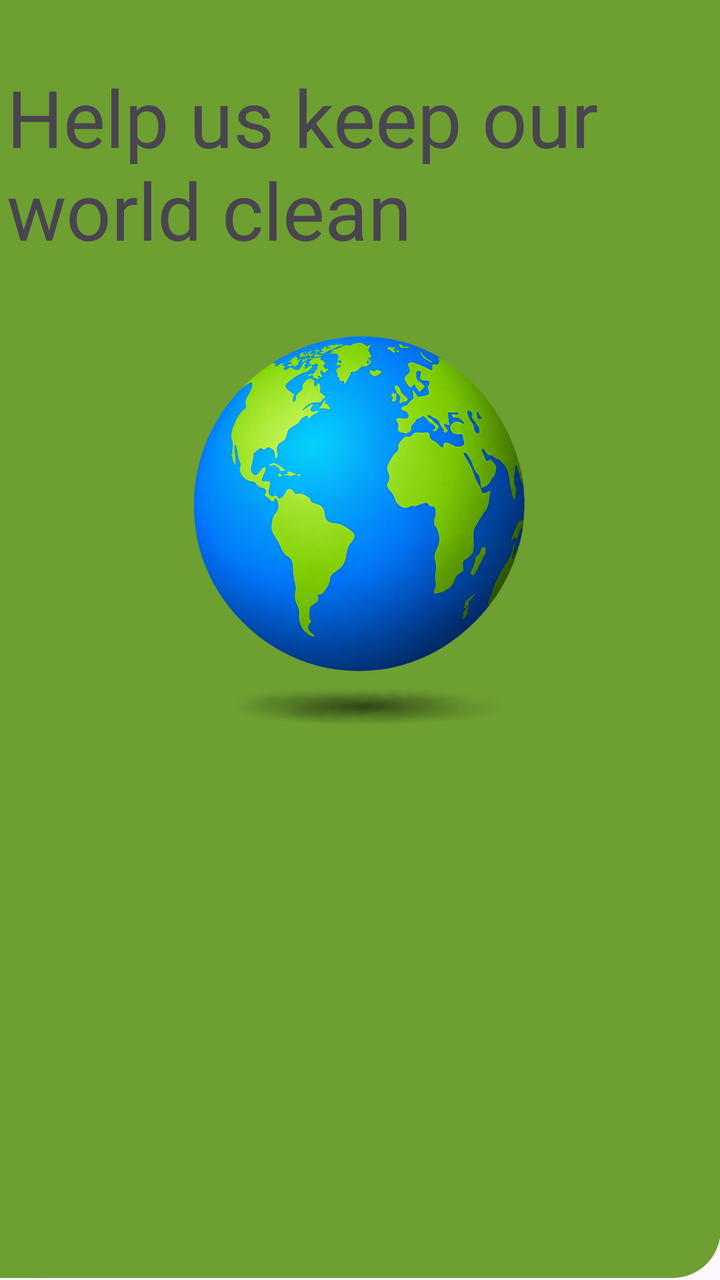
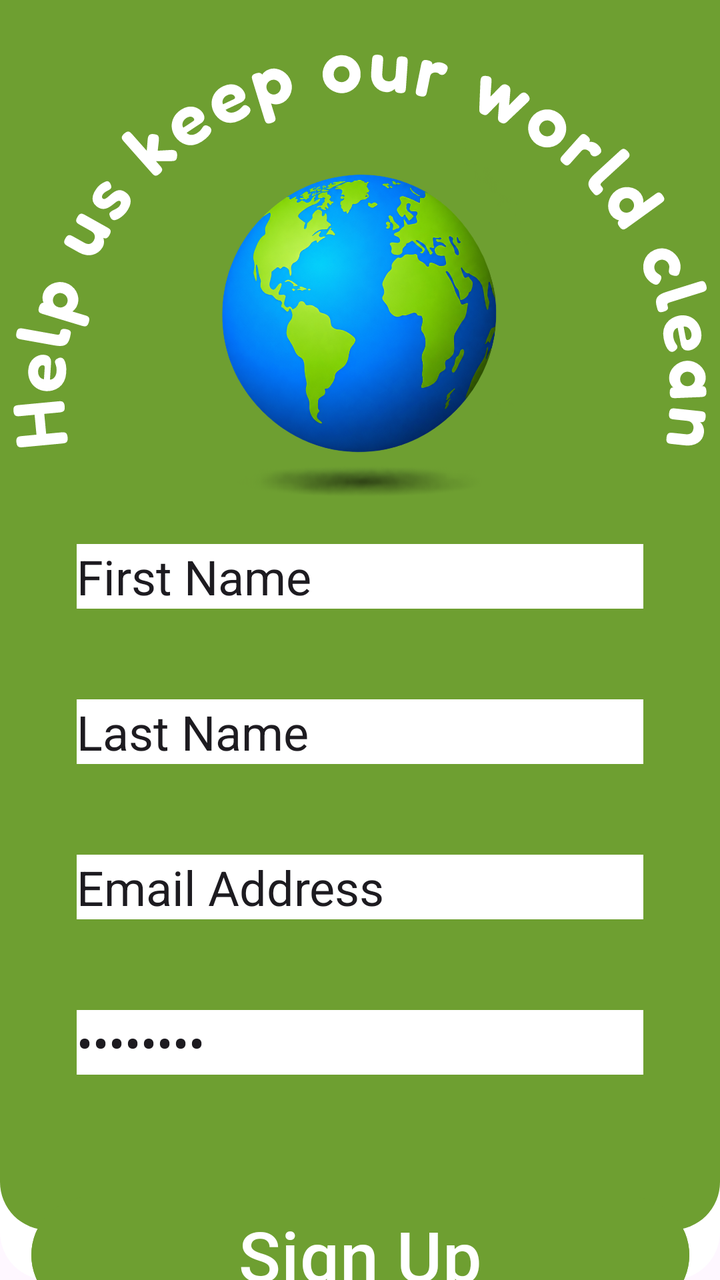

Screens rendered from an Android XML layout before and after an edit, with the pre-edit source and the edit as a unified diff.
<!-- AndroidManifest.xml: application theme Theme.MyApplication -->
<!-- res/layout/activity_register.xml -->
<?xml version="1.0" encoding="utf-8"?>
<androidx.constraintlayout.widget.ConstraintLayout xmlns:android="http://schemas.android.com/apk/res/android"
    xmlns:app="http://schemas.android.com/apk/res-auto"
    xmlns:tools="http://schemas.android.com/tools"
    android:id="@+id/main"
    android:background="@drawable/rounded_bg"
    android:layout_width="match_parent"
    android:layout_height="match_parent"
    tools:context=".RegisterActivity">

    <View
        android:id="@+id/GreenBackground"
        android:layout_width="409dp"
        android:layout_height="639dp"
        android:background="@drawable/rounded_bg_green"
        app:layout_constraintBottom_toBottomOf="parent"
        app:layout_constraintEnd_toEndOf="parent"
        app:layout_constraintHorizontal_bias="1.0"
        app:layout_constraintStart_toStartOf="parent"
        app:layout_constraintTop_toTopOf="parent"
        app:layout_constraintVertical_bias="0.0" />

    <TextView
        android:id="@+id/TopAppBar"
        android:layout_width="353dp"
        android:layout_height="109dp"
        android:layout_marginTop="32dp"
        android:layout_marginBottom="548dp"
        android:text="Help us keep our world clean"
        android:textSize="39.7sp"
        app:layout_constraintBottom_toBottomOf="@+id/whiteBackGround"
        app:layout_constraintEnd_toEndOf="parent"
        app:layout_constraintHorizontal_bias="0.497"
        app:layout_constraintStart_toStartOf="parent"
        app:layout_constraintTop_toTopOf="@+id/GreenBackground" />

    <ImageView
        android:id="@+id/recycleIcon"
        android:layout_width="262dp"
        android:layout_height="257dp"
        app:layout_constraintBottom_toBottomOf="parent"
        app:layout_constraintEnd_toEndOf="parent"
        app:layout_constraintHorizontal_bias="0.496"
        app:layout_constraintStart_toStartOf="parent"
        app:layout_constraintTop_toTopOf="parent"
        app:layout_constraintVertical_bias="0.35"
        app:srcCompat="@drawable/globe" />

</androidx.constraintlayout.widget.ConstraintLayout>
<!-- resources referenced by this layout -->
<resources>
  <!-- drawable globe: png bitmap (drawable, 728466 bytes) -->
  <!-- drawable rounded_bg (drawable) -->
  <?xml version="1.0" encoding="utf-8"?>
  <shape xmlns:android="http://schemas.android.com/apk/res/android"
      android:shape="rectangle">
  
      <solid android:color="@color/white" />
  
      <corners android:radius="24dp" />
  
  </shape>
  <!-- drawable rounded_bg_green (drawable) -->
  <?xml version="1.0" encoding="utf-8"?>
  <shape xmlns:android="http://schemas.android.com/apk/res/android"
      android:shape="rectangle">
  
      <solid android:color="@color/BackGroundGreen" />
  
      <corners android:bottomLeftRadius="24dp"
              android:bottomRightRadius="24dp" />
  
  </shape>
  <style name="Theme.MyApplication" parent="Theme.MaterialComponents.DayNight.NoActionBar" />
  <color name="white">#FFFFFFFF</color>
  <color name="BackGroundGreen">#6E9F31</color>
</resources>

<!-- the commit's change to res/layout/activity_register.xml (unified diff, before → after) -->
@@ -10,40 +10,110 @@
 
     <View
         android:id="@+id/GreenBackground"
-        android:layout_width="409dp"
-        android:layout_height="639dp"
+        android:layout_width="0dp"
+        android:layout_height="615dp"
         android:background="@drawable/rounded_bg_green"
         app:layout_constraintBottom_toBottomOf="parent"
         app:layout_constraintEnd_toEndOf="parent"
-        app:layout_constraintHorizontal_bias="1.0"
+        app:layout_constraintHorizontal_bias="0.0"
         app:layout_constraintStart_toStartOf="parent"
         app:layout_constraintTop_toTopOf="parent"
         app:layout_constraintVertical_bias="0.0" />
 
-    <TextView
-        android:id="@+id/TopAppBar"
-        android:layout_width="353dp"
-        android:layout_height="109dp"
-        android:layout_marginTop="32dp"
-        android:layout_marginBottom="548dp"
-        android:text="Help us keep our world clean"
-        android:textSize="39.7sp"
-        app:layout_constraintBottom_toBottomOf="@+id/whiteBackGround"
+    <ImageView
+        android:id="@+id/imageView"
+        android:layout_width="0dp"
+        android:layout_height="wrap_content"
+        android:tint="@color/white"
+        app:layout_constraintBottom_toBottomOf="@+id/recycleIcon"
+        app:layout_constraintEnd_toEndOf="parent"
+        app:layout_constraintStart_toStartOf="parent"
+        app:layout_constraintTop_toTopOf="@+id/GreenBackground"
+        app:layout_constraintVertical_bias="0.0"
+        app:srcCompat="@drawable/help_us_keep_our_world_clean" />
+
+    <ImageView
+        android:id="@+id/recycleIcon"
+        android:layout_width="218dp"
+        android:layout_height="213dp"
+        app:layout_constraintBottom_toBottomOf="parent"
         app:layout_constraintEnd_toEndOf="parent"
         app:layout_constraintHorizontal_bias="0.497"
         app:layout_constraintStart_toStartOf="parent"
-        app:layout_constraintTop_toTopOf="@+id/GreenBackground" />
+        app:layout_constraintTop_toTopOf="parent"
+        app:layout_constraintVertical_bias="0.138"
+        app:srcCompat="@drawable/globe" />
 
-    <ImageView
-        android:id="@+id/recycleIcon"
-        android:layout_width="262dp"
-        android:layout_height="257dp"
+    <EditText
+        android:id="@+id/firstName"
+        android:layout_width="wrap_content"
+        android:layout_height="wrap_content"
+        android:background="@color/white"
+        android:ems="10"
+        android:inputType="text"
+        android:text="First Name"
+        android:textSize="24sp"
+        app:layout_constraintBottom_toBottomOf="@+id/GreenBackground"
+        app:layout_constraintEnd_toEndOf="parent"
+        app:layout_constraintStart_toStartOf="parent"
+        app:layout_constraintTop_toBottomOf="@+id/recycleIcon"
+        app:layout_constraintVertical_bias="0.0" />
+
+    <EditText
+        android:id="@+id/lastName"
+        android:layout_width="wrap_content"
+        android:layout_height="wrap_content"
+        android:background="@color/white"
+        android:ems="10"
+        android:inputType="text"
+        android:text="Last Name"
+        android:textSize="24sp"
+        app:layout_constraintBottom_toBottomOf="@+id/GreenBackground"
+        app:layout_constraintEnd_toEndOf="parent"
+        app:layout_constraintStart_toStartOf="parent"
+        app:layout_constraintTop_toBottomOf="@+id/recycleIcon"
+        app:layout_constraintVertical_bias="0.25" />
+
+    <EditText
+        android:id="@+id/editTextTextEmailAddress"
+        android:layout_width="wrap_content"
+        android:layout_height="wrap_content"
+        android:background="@color/white"
+        android:ems="10"
+        android:inputType="textEmailAddress"
+        android:text="Email Address"
+        android:textSize="24sp"
+        app:layout_constraintBottom_toBottomOf="@+id/GreenBackground"
+        app:layout_constraintEnd_toEndOf="parent"
+        app:layout_constraintStart_toStartOf="parent"
+        app:layout_constraintTop_toBottomOf="@+id/recycleIcon"
+        app:layout_constraintVertical_bias="0.5" />
+
+    <EditText
+        android:id="@+id/editTextNumberPassword"
+        android:layout_width="wrap_content"
+        android:layout_height="wrap_content"
+        android:background="@color/white"
+        android:ems="10"
+        android:inputType="numberPassword"
+        android:text="Password"
+        android:textSize="24sp"
+        app:layout_constraintBottom_toBottomOf="@+id/GreenBackground"
+        app:layout_constraintEnd_toEndOf="parent"
+        app:layout_constraintStart_toStartOf="parent"
+        app:layout_constraintTop_toBottomOf="@+id/recycleIcon"
+        app:layout_constraintVertical_bias="0.75" />
+
+    <Button
+        android:id="@+id/signUp"
+        android:layout_width="329dp"
+        android:layout_height="wrap_content"
+        android:backgroundTint="@color/BackGroundGreen"
+        android:text="Sign Up"
+        android:textSize="34.8sp"
         app:layout_constraintBottom_toBottomOf="parent"
         app:layout_constraintEnd_toEndOf="parent"
-        app:layout_constraintHorizontal_bias="0.496"
         app:layout_constraintStart_toStartOf="parent"
-        app:layout_constraintTop_toTopOf="parent"
-        app:layout_constraintVertical_bias="0.35"
-        app:srcCompat="@drawable/globe" />
+        app:layout_constraintTop_toBottomOf="@+id/GreenBackground" />
 
 </androidx.constraintlayout.widget.ConstraintLayout>
<!-- resource entries referenced after the edit -->
@@ -1,6 +1,7 @@
 <!-- resources referenced by this layout -->
 <resources>
   <!-- drawable globe: png bitmap (drawable, 728466 bytes) -->
+  <!-- drawable help_us_keep_our_world_clean: vector/xml drawable (drawable, 20285 chars, omitted) -->
   <!-- drawable rounded_bg (drawable) -->
   <?xml version="1.0" encoding="utf-8"?>
   <shape xmlns:android="http://schemas.android.com/apk/res/android"
